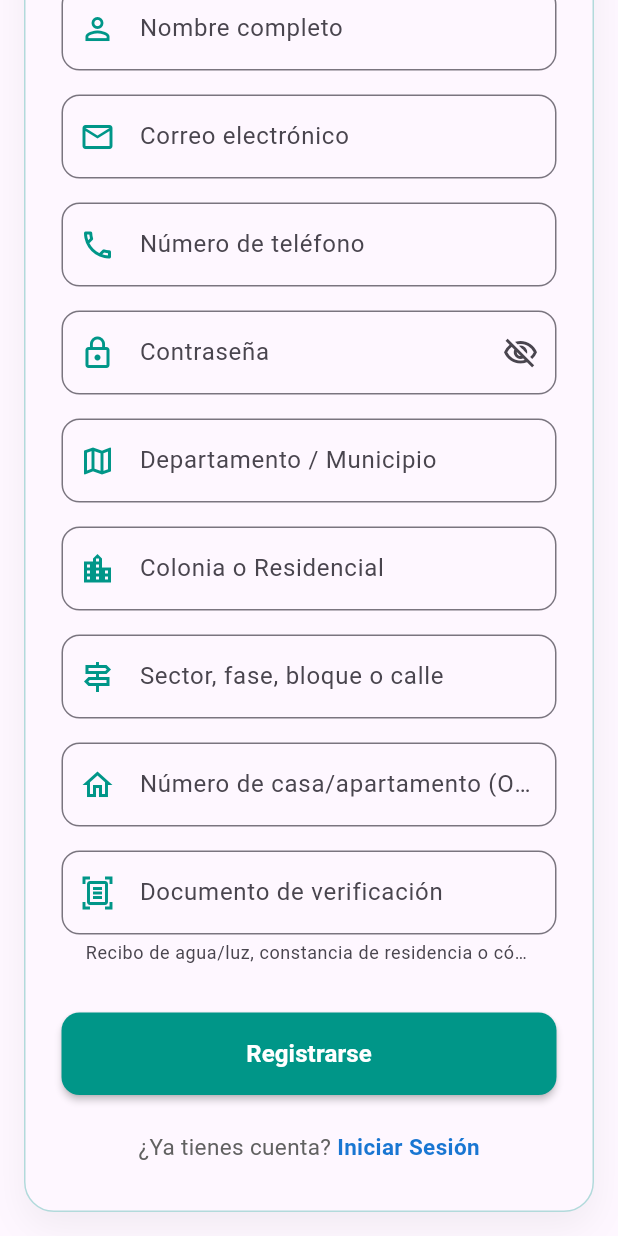
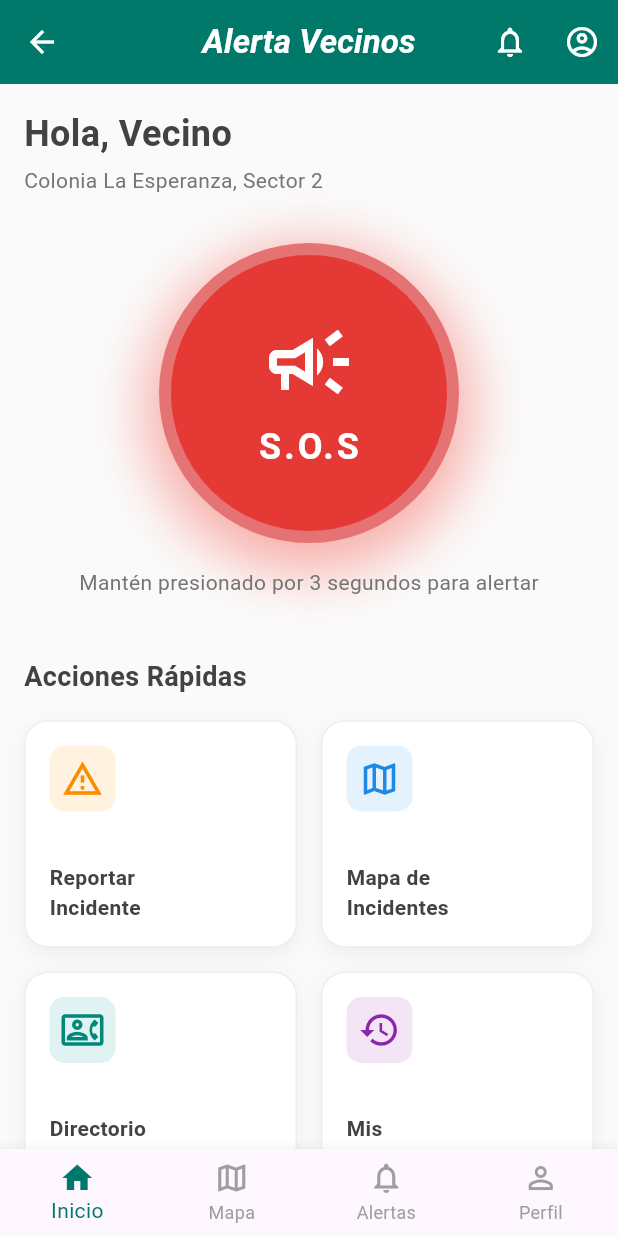
Before and after one commit to GrullonDev/AlertaVecino, a Flutter app: the RegisterPage screen opened by its route, scrolled down 167 dp, after a tap on "Registrarse", on a phone screen of 412 x 824 dp. Run offline on Flutter 3.47's test engine with Material 3 defaults, Android fonts, the phone set to English and light mode, and no system bars; our stand-ins replace google_fonts.

Commit message:
feat: implement authentication layouts and home dashboard screen with navigation support

```diff
--- a/lib/features/auth/login/pages/login_layout.dart
+++ b/lib/features/auth/login/pages/login_layout.dart
@@ -5,6 +5,7 @@ import 'package:neighbour_alert/features/auth/login/widgets/login_form_fields.da
 import 'package:neighbour_alert/features/auth/login/widgets/login_header.dart';
 import 'package:neighbour_alert/features/auth/login/widgets/login_remember_row.dart';
 import 'package:neighbour_alert/features/auth/login/widgets/option_login.dart';
+import 'package:neighbour_alert/utils/router/route_path.dart';
 
 class LoginLayout extends StatelessWidget {
   const LoginLayout({super.key});
@@ -38,7 +39,7 @@ class LoginLayout extends StatelessWidget {
             const LoginRememberRow(),
             const SizedBox(height: 24),
             ElevatedButton(
-              onPressed: () {},
+              onPressed: () => Navigator.pushNamed(context, RoutePath.home),
               style: ElevatedButton.styleFrom(
                 backgroundColor: Colors.teal,
                 foregroundColor: Colors.white,
--- a/lib/features/auth/register/pages/register_layout.dart
+++ b/lib/features/auth/register/pages/register_layout.dart
@@ -2,6 +2,7 @@ import 'package:flutter/material.dart';
 import 'package:neighbour_alert/features/auth/register/widgets/register_footer.dart';
 import 'package:neighbour_alert/features/auth/register/widgets/register_form_fields.dart';
 import 'package:neighbour_alert/features/auth/register/widgets/register_header.dart';
+import 'package:neighbour_alert/utils/router/route_path.dart';
 
 class RegisterLayout extends StatelessWidget {
   const RegisterLayout({super.key});
@@ -35,7 +36,7 @@ class RegisterLayout extends StatelessWidget {
               const RegisterFormFields(),
               const SizedBox(height: 32),
               ElevatedButton(
-                onPressed: () {},
+                onPressed: () => Navigator.pushNamed(context, RoutePath.home),
                 style: ElevatedButton.styleFrom(
                   backgroundColor: Colors.teal,
                   foregroundColor: Colors.white,
--- /dev/null
+++ b/lib/features/home/pages/home_layout.dart
@@ -0,0 +1,27 @@
+import 'package:flutter/material.dart';
+import 'package:neighbour_alert/features/home/widgets/home_greeting.dart';
+import 'package:neighbour_alert/features/home/widgets/home_panic_button.dart';
+import 'package:neighbour_alert/features/home/widgets/home_quick_actions.dart';
+
+class HomeLayout extends StatelessWidget {
+  const HomeLayout({super.key});
+
+  @override
+  Widget build(BuildContext context) {
+    return SingleChildScrollView(
+      child: Padding(
+        padding: const EdgeInsets.all(16.0),
+        child: Column(
+          crossAxisAlignment: CrossAxisAlignment.stretch,
+          children: const [
+            HomeGreeting(),
+            SizedBox(height: 32),
+            Center(child: HomePanicButton()),
+            SizedBox(height: 40),
+            HomeQuickActions(),
+          ],
+        ),
+      ),
+    );
+  }
+}
--- /dev/null
+++ b/lib/features/home/pages/home_page.dart
@@ -0,0 +1,113 @@
+import 'package:flutter/material.dart';
+import 'package:google_fonts/google_fonts.dart';
+import 'package:neighbour_alert/features/home/pages/home_layout.dart';
+import 'package:neighbour_alert/utils/router/route_path.dart';
+
+class HomePage extends StatelessWidget {
+  const HomePage({super.key});
+
+  Future<void> _showLogoutDialog(BuildContext context) async {
+    final bool? shouldLogout = await showDialog<bool>(
+      context: context,
+      builder: (context) {
+        return AlertDialog(
+          title: const Text('Cerrar sesión'),
+          content: const Text('¿Estás seguro de cerrar sesión?'),
+          actions: [
+            TextButton(
+              onPressed: () => Navigator.pop(context, false),
+              child: const Text(
+                'Cancelar',
+                style: TextStyle(color: Colors.grey),
+              ),
+            ),
+            TextButton(
+              onPressed: () => Navigator.pop(context, true),
+              child: const Text(
+                'Sí, salir',
+                style: TextStyle(color: Colors.red),
+              ),
+            ),
+          ],
+        );
+      },
+    );
+
+    if (shouldLogout == true && context.mounted) {
+      Navigator.pushNamedAndRemoveUntil(
+        context,
+        RoutePath.login,
+        (route) => false,
+      );
+    }
+  }
+
+  @override
+  Widget build(BuildContext context) {
+    return PopScope(
+      canPop: false,
+      onPopInvoked: (didPop) {
+        if (didPop) return;
+        _showLogoutDialog(context);
+      },
+      child: Scaffold(
+        backgroundColor: Colors.grey.shade50,
+        appBar: AppBar(
+          backgroundColor: Colors.teal.shade700,
+          foregroundColor: Colors.white,
+          centerTitle: true,
+          leading: IconButton(
+            icon: const Icon(Icons.arrow_back),
+            onPressed: () => _showLogoutDialog(context),
+          ),
+          title: Text(
+            'Alerta Vecinos',
+            style: GoogleFonts.abyssinicaSil(
+              fontWeight: FontWeight.w600,
+              fontStyle: FontStyle.italic,
+            ),
+          ),
+          actions: [
+            IconButton(
+              icon: const Icon(Icons.notifications_none_outlined),
+              onPressed: () {},
+            ),
+            IconButton(
+              icon: const Icon(Icons.account_circle_outlined),
+              onPressed: () {},
+            ),
+          ],
+        ),
+        body: const HomeLayout(),
+        bottomNavigationBar: BottomNavigationBar(
+          type: BottomNavigationBarType.fixed,
+          selectedItemColor: Colors.teal.shade700,
+          unselectedItemColor: Colors.grey.shade500,
+          currentIndex: 0,
+          items: const [
+            BottomNavigationBarItem(
+              icon: Icon(Icons.home_outlined),
+              activeIcon: Icon(Icons.home),
+              label: 'Inicio',
+            ),
+            BottomNavigationBarItem(
+              icon: Icon(Icons.map_outlined),
+              activeIcon: Icon(Icons.map),
+              label: 'Mapa',
+            ),
+            BottomNavigationBarItem(
+              icon: Icon(Icons.notifications_outlined),
+              activeIcon: Icon(Icons.notifications),
+              label: 'Alertas',
+            ),
+            BottomNavigationBarItem(
+              icon: Icon(Icons.person_outline),
+              activeIcon: Icon(Icons.person),
+              label: 'Perfil',
+            ),
+          ],
+        ),
+      ),
+    );
+  }
+}
--- /dev/null
+++ b/lib/features/home/widgets/home_action_card.dart
@@ -0,0 +1,64 @@
+import 'package:flutter/material.dart';
+
+class HomeActionCard extends StatelessWidget {
+  const HomeActionCard({
+    super.key,
+    required this.title,
+    required this.icon,
+    required this.color,
+  });
+
+  final String title;
+  final IconData icon;
+  final MaterialColor color;
+
+  @override
+  Widget build(BuildContext context) {
+    return Container(
+      decoration: BoxDecoration(
+        color: Colors.white,
+        borderRadius: BorderRadius.circular(16),
+        boxShadow: [
+          BoxShadow(
+            color: Colors.black.withValues(alpha: 0.05),
+            blurRadius: 10,
+            offset: const Offset(0, 4),
+          ),
+        ],
+        border: Border.all(color: Colors.grey.shade200),
+      ),
+      child: Material(
+        color: Colors.transparent,
+        child: InkWell(
+          onTap: () {},
+          borderRadius: BorderRadius.circular(16),
+          child: Padding(
+            padding: const EdgeInsets.all(16.0),
+            child: Column(
+              crossAxisAlignment: CrossAxisAlignment.start,
+              mainAxisAlignment: MainAxisAlignment.spaceBetween,
+              children: [
+                Container(
+                  padding: const EdgeInsets.all(8),
+                  decoration: BoxDecoration(
+                    color: color.shade50,
+                    borderRadius: BorderRadius.circular(10),
+                  ),
+                  child: Icon(icon, color: color.shade600, size: 28),
+                ),
+                Text(
+                  title,
+                  style: TextStyle(
+                    fontWeight: FontWeight.w600,
+                    fontSize: 14,
+                    color: Colors.grey.shade800,
+                  ),
+                ),
+              ],
+            ),
+          ),
+        ),
+      ),
+    );
+  }
+}
--- /dev/null
+++ b/lib/features/home/widgets/home_greeting.dart
@@ -0,0 +1,27 @@
+import 'package:flutter/material.dart';
+
+class HomeGreeting extends StatelessWidget {
+  const HomeGreeting({super.key});
+
+  @override
+  Widget build(BuildContext context) {
+    return Column(
+      crossAxisAlignment: CrossAxisAlignment.start,
+      children: [
+        Text(
+          'Hola, Vecino',
+          style: TextStyle(
+            fontSize: 24,
+            fontWeight: FontWeight.bold,
+            color: Colors.grey.shade800,
+          ),
+        ),
+        const SizedBox(height: 4),
+        Text(
+          'Colonia La Esperanza, Sector 2',
+          style: TextStyle(fontSize: 14, color: Colors.grey.shade600),
+        ),
+      ],
+    );
+  }
+}
--- /dev/null
+++ b/lib/features/home/widgets/home_panic_button.dart
@@ -0,0 +1,54 @@
+import 'package:flutter/material.dart';
+
+class HomePanicButton extends StatelessWidget {
+  const HomePanicButton({super.key});
+
+  @override
+  Widget build(BuildContext context) {
+    return Column(
+      children: [
+        GestureDetector(
+          onTap: () {},
+          child: Container(
+            width: 200,
+            height: 200,
+            decoration: BoxDecoration(
+              shape: BoxShape.circle,
+              color: Colors.red.shade600,
+              boxShadow: [
+                BoxShadow(
+                  color: Colors.red.withValues(alpha: 0.4),
+                  blurRadius: 30,
+                  spreadRadius: 10,
+                  offset: const Offset(0, 10),
+                ),
+              ],
+              border: Border.all(color: Colors.red.shade300, width: 8),
+            ),
+            child: const Column(
+              mainAxisAlignment: MainAxisAlignment.center,
+              children: [
+                Icon(Icons.campaign_outlined, size: 64, color: Colors.white),
+                SizedBox(height: 8),
+                Text(
+                  'S.O.S',
+                  style: TextStyle(
+                    color: Colors.white,
+                    fontSize: 24,
+                    fontWeight: FontWeight.bold,
+                    letterSpacing: 2,
+                  ),
+                ),
+              ],
+            ),
+          ),
+        ),
+        const SizedBox(height: 16),
+        Text(
+          'Mantén presionado por 3 segundos para alertar',
+          style: TextStyle(color: Colors.grey.shade600, fontSize: 14),
+        ),
+      ],
+    );
+  }
+}
--- /dev/null
+++ b/lib/features/home/widgets/home_quick_actions.dart
@@ -0,0 +1,54 @@
+import 'package:flutter/material.dart';
+import 'package:neighbour_alert/features/home/widgets/home_action_card.dart';
+
+class HomeQuickActions extends StatelessWidget {
+  const HomeQuickActions({super.key});
+
+  @override
+  Widget build(BuildContext context) {
+    return Column(
+      crossAxisAlignment: CrossAxisAlignment.start,
+      children: [
+        Text(
+          'Acciones Rápidas',
+          style: TextStyle(
+            fontSize: 18,
+            fontWeight: FontWeight.bold,
+            color: Colors.grey.shade800,
+          ),
+        ),
+        const SizedBox(height: 16),
+        GridView.count(
+          shrinkWrap: true,
+          physics: const NeverScrollableScrollPhysics(),
+          crossAxisCount: 2,
+          crossAxisSpacing: 16,
+          mainAxisSpacing: 16,
+          childAspectRatio: 1.2,
+          children: const [
+            HomeActionCard(
+              title: 'Reportar\nIncidente',
+              icon: Icons.report_problem_outlined,
+              color: Colors.orange,
+            ),
+            HomeActionCard(
+              title: 'Mapa de\nIncidentes',
+              icon: Icons.map_outlined,
+              color: Colors.blue,
+            ),
+            HomeActionCard(
+              title: 'Directorio\nLocal',
+              icon: Icons.contact_phone_outlined,
+              color: Colors.teal,
+            ),
+            HomeActionCard(
+              title: 'Mis\nReportes',
+              icon: Icons.history_outlined,
+              color: Colors.purple,
+            ),
+          ],
+        ),
+      ],
+    );
+  }
+}
--- a/lib/utils/router/route_path.dart
+++ b/lib/utils/router/route_path.dart
@@ -4,6 +4,8 @@ class RoutePath {
   static const String register = '/register';
   static const String userVerification = '/user-verification';
   static const String sectorSelection = '/sector-selection';
+
+  static const String home = '/home';
 
   // 2. Reportes de Incidente y Emergencia
   static const String panicButton = '/panic-button';
--- a/lib/utils/router/route_switch.dart
+++ b/lib/utils/router/route_switch.dart
@@ -1,6 +1,7 @@
 import 'package:flutter/material.dart';
 import 'package:neighbour_alert/features/auth/login/pages/login_page.dart';
 import 'package:neighbour_alert/features/auth/register/pages/register_page.dart';
+import 'package:neighbour_alert/features/home/pages/home_page.dart';
 import 'package:neighbour_alert/utils/router/route_path.dart';
 import 'package:neighbour_alert/utils/widgets/widget_not_found.dart';
 
@@ -11,6 +12,8 @@ class RouteSwitch {
         return MaterialPageRoute(builder: (_) => const LoginPage());
       case RoutePath.register:
         return MaterialPageRoute(builder: (_) => const RegisterPage());
+      case RoutePath.home:
+        return MaterialPageRoute(builder: (_) => const HomePage());
     }
     return MaterialPageRoute(builder: (_) => const WidgetNotFound());
   }
```
